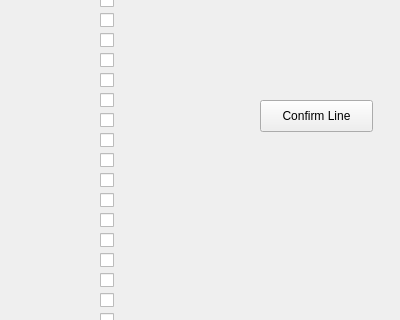
The window that ultimate/chooseside.ui (rrout2/ultimate-stats) describes before a commit, drawn with Qt 5; both pictures show x 0 to 400 and y 120 to 440 of the 400 by 567 pixel window.
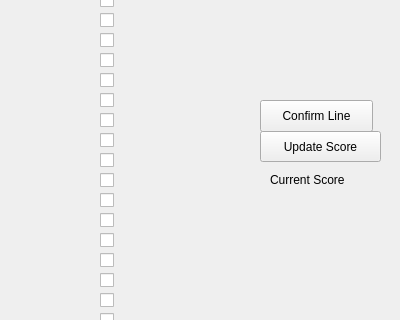
The same window after the commit.

Commit message: worked on backend scores/stats

The edit to the form file:
```diff
--- a/ultimate/chooseside.ui
+++ b/ultimate/chooseside.ui
@@ -703,6 +703,45 @@
     <string>Offense</string>
    </property>
   </widget>
+  <widget class="QLabel" name="label_22">
+   <property name="geometry">
+    <rect>
+     <x>270</x>
+     <y>290</y>
+     <width>101</width>
+     <height>20</height>
+    </rect>
+   </property>
+   <property name="text">
+    <string>Current Score</string>
+   </property>
+  </widget>
+  <widget class="QLabel" name="label_23">
+   <property name="geometry">
+    <rect>
+     <x>260</x>
+     <y>310</y>
+     <width>91</width>
+     <height>20</height>
+    </rect>
+   </property>
+   <property name="text">
+    <string/>
+   </property>
+  </widget>
+  <widget class="QPushButton" name="pushButton">
+   <property name="geometry">
+    <rect>
+     <x>260</x>
+     <y>251</y>
+     <width>121</width>
+     <height>31</height>
+    </rect>
+   </property>
+   <property name="text">
+    <string>Update Score</string>
+   </property>
+  </widget>
  </widget>
  <resources/>
  <connections/>
```
The commit also changes 23 other files.
